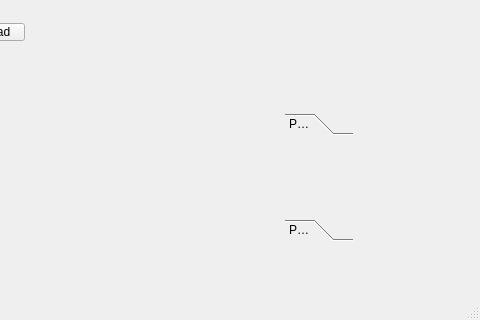
akrabatt/qt_modbus_stend, file qt_modbus_stend/stend_main_window.ui: the form before one commit; both pictures show x 115 to 595 and y 147 to 467 of the 595 by 467 pixel window.
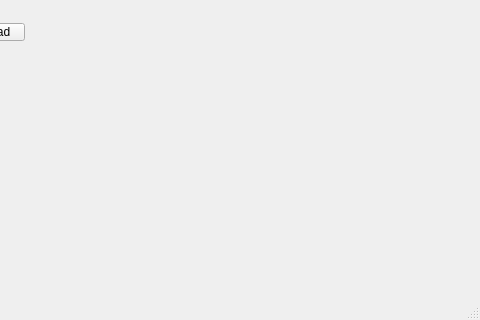
The form after the commit.

```diff
--- a/qt_modbus_stend/stend_main_window.ui
+++ b/qt_modbus_stend/stend_main_window.ui
@@ -74,45 +74,6 @@
      </item>
     </layout>
    </widget>
-   <widget class="QToolBox" name="toolBox">
-    <property name="geometry">
-     <rect>
-      <x>400</x>
-      <y>260</y>
-      <width>68</width>
-      <height>128</height>
-     </rect>
-    </property>
-    <property name="currentIndex">
-     <number>0</number>
-    </property>
-    <widget class="QWidget" name="page">
-     <property name="geometry">
-      <rect>
-       <x>0</x>
-       <y>0</y>
-       <width>68</width>
-       <height>68</height>
-      </rect>
-     </property>
-     <attribute name="label">
-      <string>Page 1</string>
-     </attribute>
-    </widget>
-    <widget class="QWidget" name="page_2">
-     <property name="geometry">
-      <rect>
-       <x>0</x>
-       <y>0</y>
-       <width>68</width>
-       <height>68</height>
-      </rect>
-     </property>
-     <attribute name="label">
-      <string>Page 2</string>
-     </attribute>
-    </widget>
-   </widget>
   </widget>
   <widget class="QMenuBar" name="menubar">
    <property name="geometry">
```
